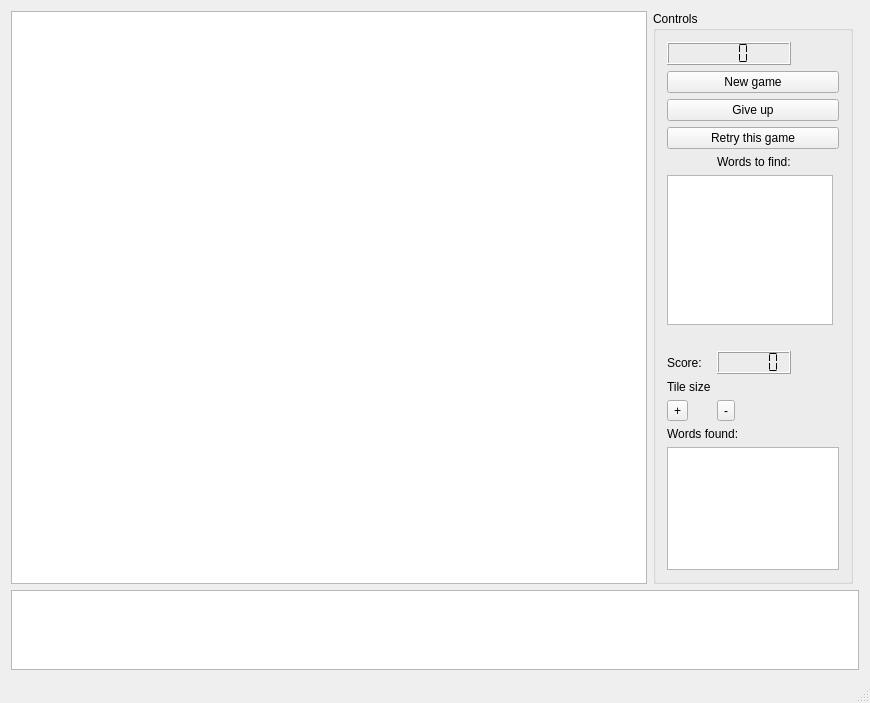
Before: the Qt Designer form wordgrids/mainwindow.ui in domino14/aerolithdesktop, drawn with Qt 5.
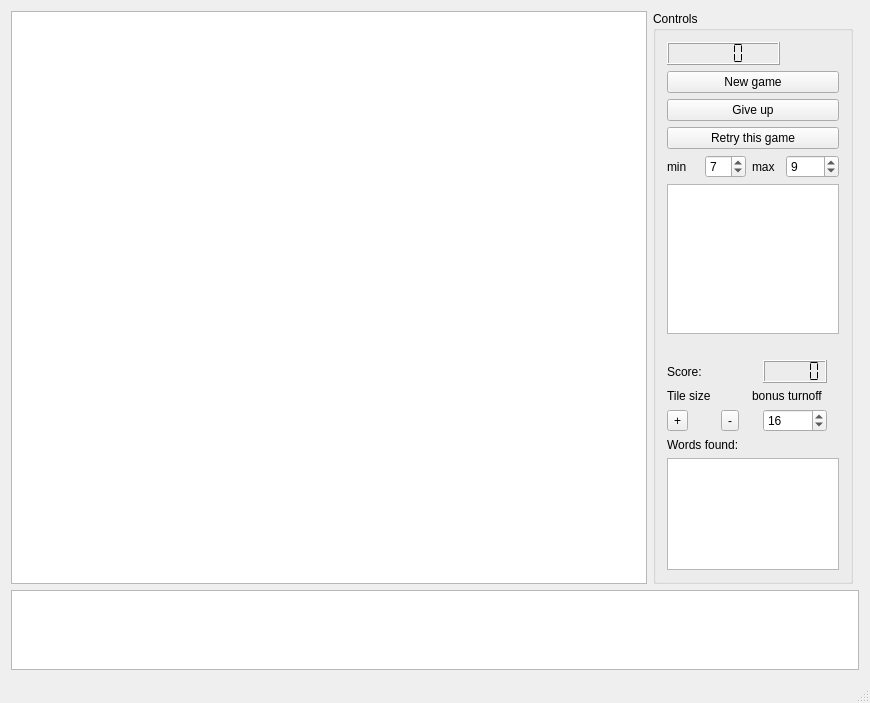
After: the same form once the commit is applied.

Commit message: sped up word search algorithm, not recursive anymore (that was dumb)

Diff of the .ui file:
```diff
--- a/wordgrids/mainwindow.ui
+++ b/wordgrids/mainwindow.ui
@@ -55,7 +55,7 @@
        <string>Controls</string>
       </property>
       <layout class="QGridLayout" name="gridLayout_2">
-       <item row="0" column="0" colspan="2">
+       <item row="0" column="0" colspan="7">
         <widget class="QLCDNumber" name="lcdNumber">
          <property name="numDigits">
           <number>4</number>
@@ -65,86 +65,66 @@
          </property>
         </widget>
        </item>
-       <item row="1" column="0" colspan="4">
+       <item row="1" column="0" colspan="10">
         <widget class="QPushButton" name="pushButtonNewGame">
          <property name="text">
           <string>New game</string>
          </property>
         </widget>
        </item>
-       <item row="11" column="0" colspan="4">
+       <item row="12" column="0" colspan="10">
         <widget class="QListWidget" name="listWidget"/>
        </item>
-       <item row="4" column="0">
-        <spacer name="verticalSpacer">
-         <property name="orientation">
-          <enum>Qt::Vertical</enum>
-         </property>
-         <property name="sizeHint" stdset="0">
-          <size>
-           <width>20</width>
-           <height>40</height>
-          </size>
-         </property>
-        </spacer>
-       </item>
-       <item row="8" column="0">
+       <item row="9" column="0" colspan="5">
         <widget class="QLabel" name="label">
          <property name="text">
           <string>Tile size</string>
          </property>
         </widget>
        </item>
-       <item row="9" column="0">
+       <item row="10" column="0" colspan="2">
         <widget class="QToolButton" name="toolButtonPlusSize">
          <property name="text">
           <string>+</string>
          </property>
         </widget>
        </item>
-       <item row="9" column="1" colspan="2">
-        <widget class="QToolButton" name="toolButtonMinusSize">
-         <property name="text">
-          <string>-</string>
-         </property>
-        </widget>
-       </item>
-       <item row="7" column="0">
+       <item row="8" column="0" colspan="3">
         <widget class="QLabel" name="label_2">
          <property name="text">
           <string>Score:</string>
          </property>
         </widget>
        </item>
-       <item row="7" column="1">
+       <item row="8" column="6" colspan="3">
         <widget class="QLCDNumber" name="lcdNumberScore">
          <property name="segmentStyle">
           <enum>QLCDNumber::Flat</enum>
          </property>
         </widget>
        </item>
-       <item row="6" column="0" colspan="4">
+       <item row="7" column="0" colspan="10">
         <widget class="QLabel" name="labelDebug">
          <property name="text">
           <string/>
          </property>
         </widget>
        </item>
-       <item row="2" column="0" colspan="4">
+       <item row="2" column="0" colspan="10">
         <widget class="QPushButton" name="pushButtonGiveUp">
          <property name="text">
           <string>Give up</string>
          </property>
         </widget>
        </item>
-       <item row="3" column="0" colspan="4">
+       <item row="3" column="0" colspan="10">
         <widget class="QPushButton" name="pushButtonRetry">
          <property name="text">
           <string>Retry this game</string>
          </property>
         </widget>
        </item>
-       <item row="5" column="0" colspan="3">
+       <item row="6" column="0" colspan="10">
         <widget class="QListWidget" name="listWidgetWordsToFind">
          <property name="minimumSize">
           <size>
@@ -154,20 +134,87 @@
          </property>
         </widget>
        </item>
-       <item row="4" column="1">
-        <widget class="QLabel" name="label_3">
-         <property name="text">
-          <string>Words to find:</string>
-         </property>
-        </widget>
-       </item>
-       <item row="10" column="0" colspan="2">
+       <item row="11" column="0" colspan="7">
         <widget class="QLabel" name="label_4">
          <property name="text">
           <string>Words found:</string>
          </property>
         </widget>
        </item>
+       <item row="9" column="5" colspan="5">
+        <widget class="QLabel" name="label_5">
+         <property name="text">
+          <string>bonus turnoff</string>
+         </property>
+        </widget>
+       </item>
+       <item row="10" column="6" colspan="3">
+        <widget class="QSpinBox" name="spinBoxRetinaTurnOff">
+         <property name="value">
+          <number>16</number>
+         </property>
+        </widget>
+       </item>
+       <item row="10" column="3" colspan="2">
+        <widget class="QToolButton" name="toolButtonMinusSize">
+         <property name="text">
+          <string>-</string>
+         </property>
+        </widget>
+       </item>
+       <item row="5" column="7" colspan="3">
+        <widget class="QSpinBox" name="spinBoxMaxLengthGen">
+         <property name="minimum">
+          <number>2</number>
+         </property>
+         <property name="maximum">
+          <number>15</number>
+         </property>
+         <property name="value">
+          <number>9</number>
+         </property>
+        </widget>
+       </item>
+       <item row="5" column="0" colspan="2">
+        <widget class="QLabel" name="label_3">
+         <property name="text">
+          <string>min</string>
+         </property>
+        </widget>
+       </item>
+       <item row="4" column="1">
+        <spacer name="verticalSpacer">
+         <property name="orientation">
+          <enum>Qt::Vertical</enum>
+         </property>
+         <property name="sizeHint" stdset="0">
+          <size>
+           <width>20</width>
+           <height>40</height>
+          </size>
+         </property>
+        </spacer>
+       </item>
+       <item row="5" column="5" colspan="2">
+        <widget class="QLabel" name="label_6">
+         <property name="text">
+          <string>max</string>
+         </property>
+        </widget>
+       </item>
+       <item row="5" column="2" colspan="3">
+        <widget class="QSpinBox" name="spinBoxMinLengthGen">
+         <property name="minimum">
+          <number>2</number>
+         </property>
+         <property name="maximum">
+          <number>15</number>
+         </property>
+         <property name="value">
+          <number>7</number>
+         </property>
+        </widget>
+       </item>
       </layout>
      </widget>
     </item>
```
The commit also changes 2 other files.
